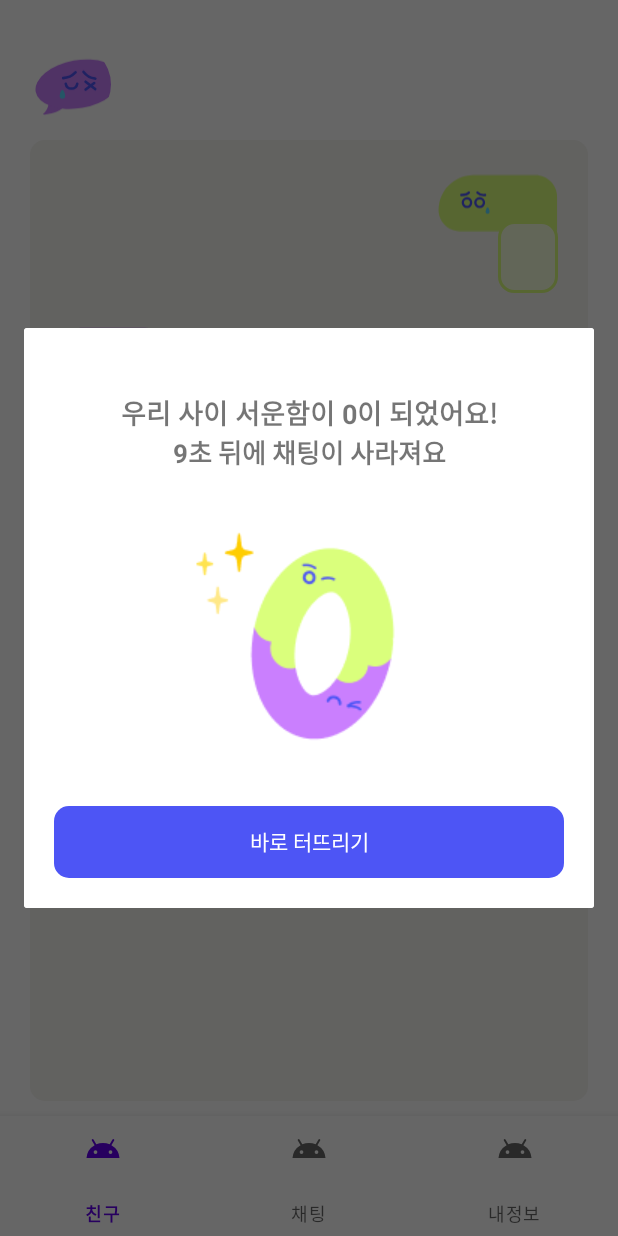
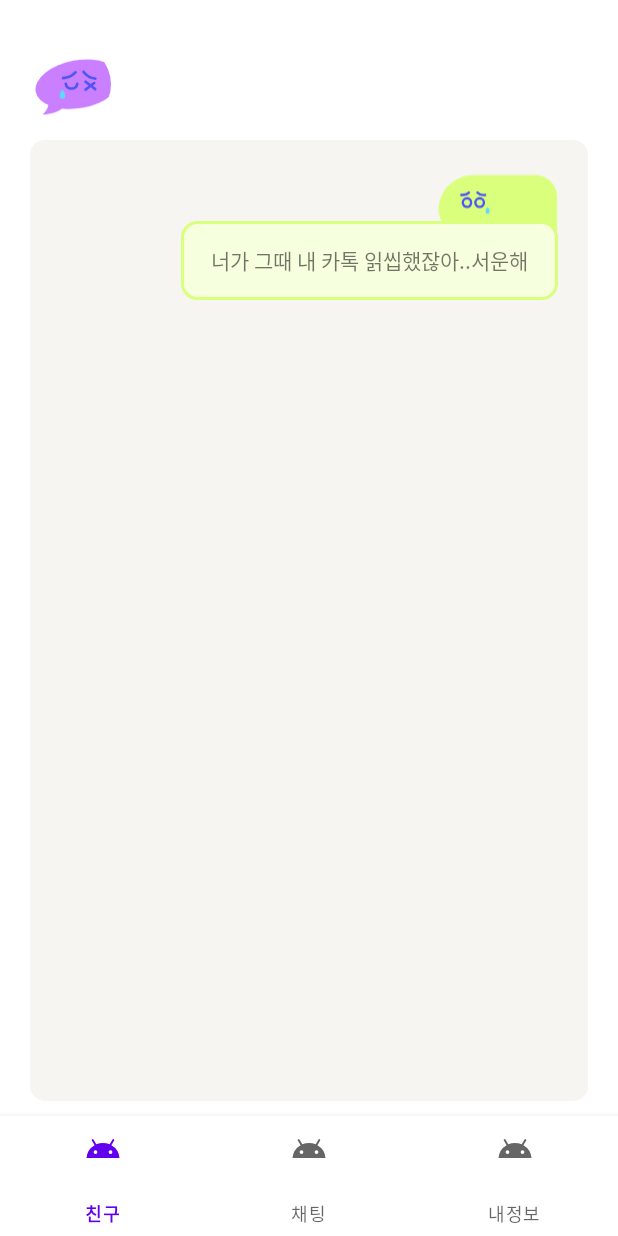
Before and after one commit to 34th-SOPT-SOPKATHON-2/Android, an Android app built with Jetpack Compose: the SendChatFragment screen opened through its navigation route, on a phone screen of 412 x 824 dp. Run offline under Robolectric (Android 15) with nearby library versions, the phone set to English and light mode, and no system bars; our stand-ins replace data binding, navigation-ui; 1 statement that could not run was skipped.

Commit message:
[feat] 코루틴 구현

```diff
--- a/app/src/main/java/com/sopt/now/sopkathon/android/ui/sendChat/SendChatFragment.kt
+++ b/app/src/main/java/com/sopt/now/sopkathon/android/ui/sendChat/SendChatFragment.kt
@@ -22,6 +22,7 @@ class SendChatFragment :
 
         showDialog()
         getNickname()
+        showResponse()
     }
 
     private fun getNickname() {
@@ -29,14 +30,16 @@ class SendChatFragment :
     }
 
     private fun showDialog() {
-        deleteDialog = SendChatDialogFragment()
-        deleteDialog?.show(childFragmentManager, deleteDialog?.tag)
+        viewLifecycleOwner.lifecycleScope.launch {
+            delay(5000)
 
-        viewLifecycleOwner.lifecycleScope.launch {
+            deleteDialog = SendChatDialogFragment()
+            deleteDialog?.show(childFragmentManager, deleteDialog?.tag)
+
             repeat(10) { second ->
                 val timeLeft = 10 - second
                 deleteDialog?.updateTimer(timeLeft)
-                if (second == 3) { // 3초가 지났을 때
+                if (second == 3) {
                     deleteDialog?.makeEggInvisible()
                 }
                 delay(1000)
@@ -44,4 +47,12 @@ class SendChatFragment :
             deleteDialog?.dismiss()
         }
     }
+
+    private fun showResponse() {
+        viewLifecycleOwner.lifecycleScope.launch {
+            delay(3000)
+            binding.imgSendGetProfile.visibility = View.VISIBLE
+            binding.tvSendGetText.visibility = View.VISIBLE
+        }
+    }
 }
--- a/app/src/main/res/layout/fragment_send_chat.xml
+++ b/app/src/main/res/layout/fragment_send_chat.xml
@@ -62,7 +62,7 @@
                 android:paddingVertical="16dp"
                 app:layout_constraintEnd_toEndOf="parent"
                 app:layout_constraintTop_toBottomOf="@id/img_send_profile"
-                tools:text="너가 그때 내 카톡 읽씹했잖아..서운해" />
+                android:text="너가 그때 내 카톡 읽씹했잖아..서운해" />
 
 
             <com.google.android.material.imageview.ShapeableImageView
@@ -70,6 +70,7 @@
                 android:layout_width="80dp"
                 android:layout_height="44dp"
                 android:layout_marginStart="20dp"
+                android:visibility="gone"
                 android:layout_marginTop="20dp"
                 android:src="@drawable/ic_send_receiver_icon"
                 app:layout_constraintStart_toStartOf="parent"
@@ -83,10 +84,11 @@
                 android:layout_marginTop="-10dp"
                 android:background="@drawable/ic_send_receiver_text"
                 android:paddingHorizontal="20dp"
+                android:visibility="gone"
                 android:paddingVertical="16dp"
                 app:layout_constraintStart_toStartOf="parent"
                 app:layout_constraintTop_toBottomOf="@id/img_send_get_profile"
-                tools:text="미안해 내가 조심할게!!!" />
+                android:text="미안해 내가 조심할게!!!" />
 
         </androidx.constraintlayout.widget.ConstraintLayout>
 
```
